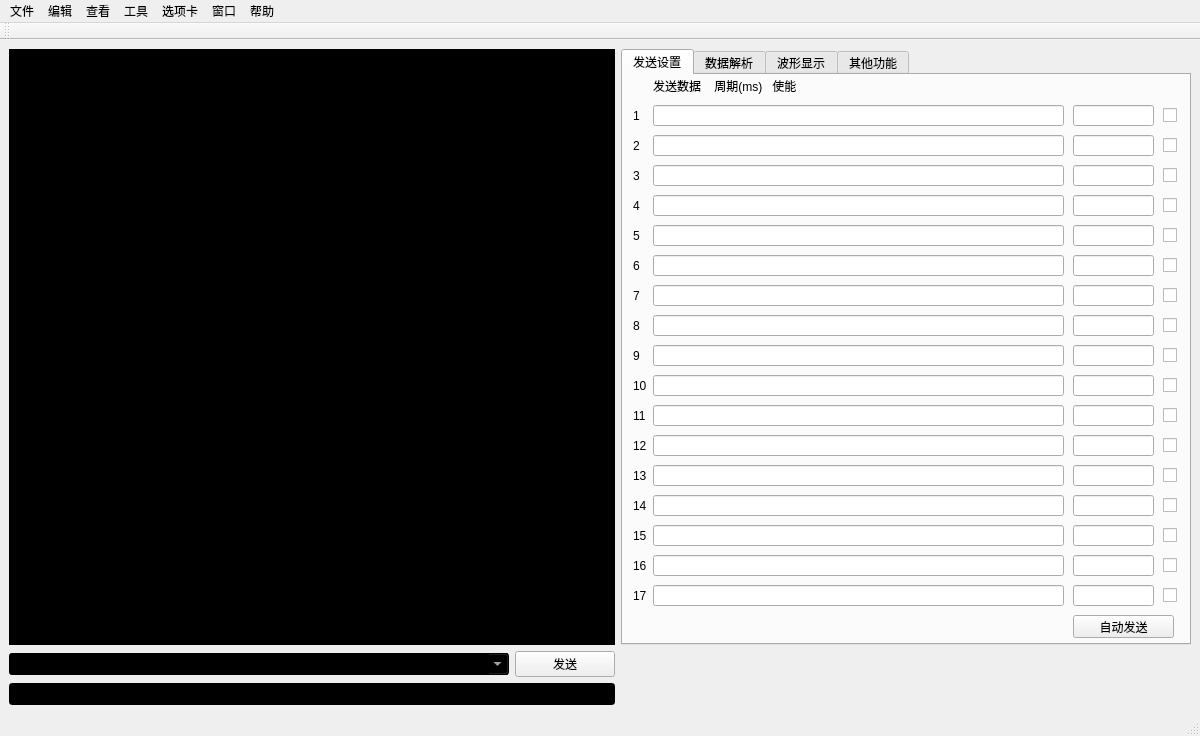
Old version of the form ui/mainwindow.ui in the repository Lancer-zhang/py_serialtool.
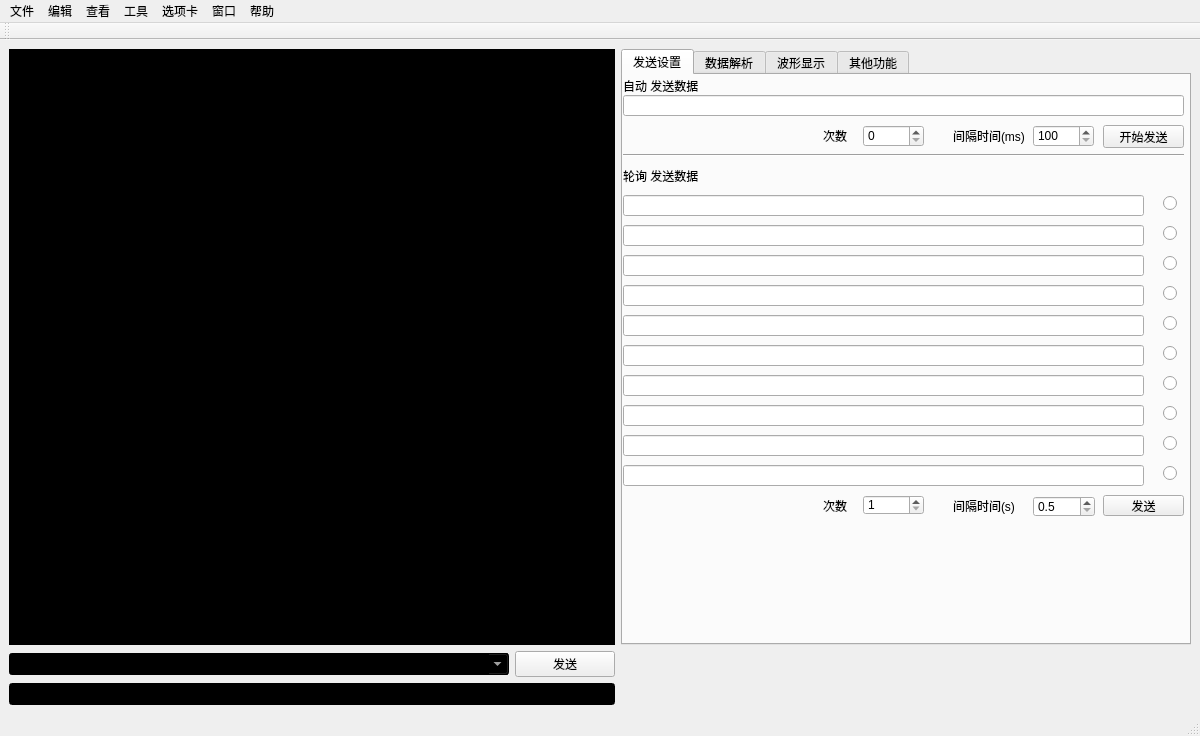
New version of the form.

Commit message: add polling send func.

```diff
--- a/ui/mainwindow.ui
+++ b/ui/mainwindow.ui
@@ -145,329 +145,99 @@
        <widget class="QLineEdit" name="lineEditsend1">
         <property name="geometry">
          <rect>
-          <x>30</x>
-          <y>30</y>
-          <width>411</width>
+          <x>0</x>
+          <y>20</y>
+          <width>561</width>
           <height>21</height>
          </rect>
         </property>
        </widget>
-       <widget class="QCheckBox" name="checkBox1">
-        <property name="geometry">
-         <rect>
-          <x>540</x>
-          <y>30</y>
-          <width>21</width>
-          <height>21</height>
-         </rect>
-        </property>
-        <property name="text">
-         <string/>
-        </property>
-       </widget>
-       <widget class="QLineEdit" name="lineEdittime1">
-        <property name="geometry">
-         <rect>
-          <x>450</x>
-          <y>30</y>
-          <width>81</width>
-          <height>21</height>
-         </rect>
-        </property>
-       </widget>
-       <widget class="QLineEdit" name="lineEdittime2">
-        <property name="geometry">
-         <rect>
-          <x>450</x>
-          <y>60</y>
-          <width>81</width>
-          <height>21</height>
-         </rect>
-        </property>
-       </widget>
-       <widget class="QCheckBox" name="checkBox_2">
-        <property name="geometry">
-         <rect>
-          <x>540</x>
-          <y>60</y>
-          <width>21</width>
-          <height>21</height>
-         </rect>
-        </property>
-        <property name="text">
-         <string/>
-        </property>
-       </widget>
        <widget class="QLineEdit" name="lineEdit_send2">
         <property name="geometry">
          <rect>
-          <x>30</x>
-          <y>60</y>
-          <width>411</width>
+          <x>0</x>
+          <y>120</y>
+          <width>521</width>
           <height>21</height>
          </rect>
         </property>
        </widget>
-       <widget class="QLineEdit" name="lineEdittime3">
-        <property name="geometry">
-         <rect>
-          <x>450</x>
-          <y>90</y>
-          <width>81</width>
-          <height>21</height>
-         </rect>
-        </property>
-       </widget>
-       <widget class="QCheckBox" name="checkBox_3">
-        <property name="geometry">
-         <rect>
-          <x>540</x>
-          <y>90</y>
-          <width>21</width>
-          <height>21</height>
-         </rect>
-        </property>
-        <property name="text">
-         <string/>
-        </property>
-       </widget>
        <widget class="QLineEdit" name="lineEditsend3">
         <property name="geometry">
          <rect>
-          <x>30</x>
-          <y>90</y>
-          <width>411</width>
+          <x>0</x>
+          <y>150</y>
+          <width>521</width>
           <height>21</height>
          </rect>
         </property>
        </widget>
-       <widget class="QLineEdit" name="lineEdittime4">
-        <property name="geometry">
-         <rect>
-          <x>450</x>
-          <y>120</y>
-          <width>81</width>
-          <height>21</height>
-         </rect>
-        </property>
-       </widget>
-       <widget class="QCheckBox" name="checkBox_4">
-        <property name="geometry">
-         <rect>
-          <x>540</x>
-          <y>120</y>
-          <width>21</width>
-          <height>21</height>
-         </rect>
-        </property>
-        <property name="text">
-         <string/>
-        </property>
-       </widget>
        <widget class="QLineEdit" name="lineEditsend4">
         <property name="geometry">
          <rect>
-          <x>30</x>
-          <y>120</y>
-          <width>411</width>
+          <x>0</x>
+          <y>180</y>
+          <width>521</width>
           <height>21</height>
          </rect>
         </property>
        </widget>
-       <widget class="QLineEdit" name="lineEdittime5">
-        <property name="geometry">
-         <rect>
-          <x>450</x>
-          <y>150</y>
-          <width>81</width>
-          <height>21</height>
-         </rect>
-        </property>
-       </widget>
-       <widget class="QCheckBox" name="checkBox_5">
-        <property name="geometry">
-         <rect>
-          <x>540</x>
-          <y>150</y>
-          <width>21</width>
-          <height>21</height>
-         </rect>
-        </property>
-        <property name="text">
-         <string/>
-        </property>
-       </widget>
        <widget class="QLineEdit" name="lineEditsend5">
         <property name="geometry">
          <rect>
-          <x>30</x>
-          <y>150</y>
-          <width>411</width>
+          <x>0</x>
+          <y>210</y>
+          <width>521</width>
           <height>21</height>
          </rect>
         </property>
        </widget>
-       <widget class="QLineEdit" name="lineEdittime6">
-        <property name="geometry">
-         <rect>
-          <x>450</x>
-          <y>180</y>
-          <width>81</width>
-          <height>21</height>
-         </rect>
-        </property>
-       </widget>
-       <widget class="QCheckBox" name="checkBox_6">
-        <property name="geometry">
-         <rect>
-          <x>540</x>
-          <y>180</y>
-          <width>21</width>
-          <height>21</height>
-         </rect>
-        </property>
-        <property name="text">
-         <string/>
-        </property>
-       </widget>
        <widget class="QLineEdit" name="lineEditsend6">
         <property name="geometry">
          <rect>
-          <x>30</x>
-          <y>180</y>
-          <width>411</width>
+          <x>0</x>
+          <y>240</y>
+          <width>521</width>
           <height>21</height>
          </rect>
         </property>
        </widget>
-       <widget class="QLineEdit" name="lineEdittime7">
-        <property name="geometry">
-         <rect>
-          <x>450</x>
-          <y>210</y>
-          <width>81</width>
-          <height>21</height>
-         </rect>
-        </property>
-       </widget>
-       <widget class="QCheckBox" name="checkBox_7">
-        <property name="geometry">
-         <rect>
-          <x>540</x>
-          <y>210</y>
-          <width>21</width>
-          <height>21</height>
-         </rect>
-        </property>
-        <property name="text">
-         <string/>
-        </property>
-       </widget>
        <widget class="QLineEdit" name="lineEditsend7">
         <property name="geometry">
          <rect>
-          <x>30</x>
-          <y>210</y>
-          <width>411</width>
+          <x>0</x>
+          <y>270</y>
+          <width>521</width>
           <height>21</height>
          </rect>
         </property>
        </widget>
-       <widget class="QLineEdit" name="lineEdittime8">
-        <property name="geometry">
-         <rect>
-          <x>450</x>
-          <y>240</y>
-          <width>81</width>
-          <height>21</height>
-         </rect>
-        </property>
-       </widget>
-       <widget class="QCheckBox" name="checkBox_8">
-        <property name="geometry">
-         <rect>
-          <x>540</x>
-          <y>240</y>
-          <width>21</width>
-          <height>21</height>
-         </rect>
-        </property>
-        <property name="text">
-         <string/>
-        </property>
-       </widget>
        <widget class="QLineEdit" name="lineEditsend8">
         <property name="geometry">
          <rect>
-          <x>30</x>
-          <y>240</y>
-          <width>411</width>
+          <x>0</x>
+          <y>300</y>
+          <width>521</width>
           <height>21</height>
          </rect>
         </property>
        </widget>
-       <widget class="QLineEdit" name="lineEdittime9">
-        <property name="geometry">
-         <rect>
-          <x>450</x>
-          <y>270</y>
-          <width>81</width>
-          <height>21</height>
-         </rect>
-        </property>
-       </widget>
-       <widget class="QCheckBox" name="checkBox_9">
-        <property name="geometry">
-         <rect>
-          <x>540</x>
-          <y>270</y>
-          <width>21</width>
-          <height>21</height>
-         </rect>
-        </property>
-        <property name="text">
-         <string/>
-        </property>
-       </widget>
        <widget class="QLineEdit" name="lineEditsend9">
         <property name="geometry">
          <rect>
-          <x>30</x>
-          <y>270</y>
-          <width>411</width>
+          <x>0</x>
+          <y>330</y>
+          <width>521</width>
           <height>21</height>
          </rect>
         </property>
        </widget>
-       <widget class="QLineEdit" name="lineEdittime10">
-        <property name="geometry">
-         <rect>
-          <x>450</x>
-          <y>300</y>
-          <width>81</width>
-          <height>21</height>
-         </rect>
-        </property>
-       </widget>
-       <widget class="QCheckBox" name="checkBox_10">
-        <property name="geometry">
-         <rect>
-          <x>540</x>
-          <y>300</y>
-          <width>21</width>
-          <height>21</height>
-         </rect>
-        </property>
-        <property name="text">
-         <string/>
-        </property>
-       </widget>
        <widget class="QLineEdit" name="lineEditsend10">
         <property name="geometry">
          <rect>
-          <x>30</x>
-          <y>300</y>
-          <width>411</width>
+          <x>0</x>
+          <y>360</y>
+          <width>521</width>
           <height>21</height>
          </rect>
         </property>
@@ -475,15 +245,15 @@
        <widget class="QPushButton" name="buttonSend_2">
         <property name="geometry">
          <rect>
-          <x>450</x>
-          <y>540</y>
-          <width>101</width>
+          <x>480</x>
+          <y>50</y>
+          <width>81</width>
           <height>23</height>
          </rect>
         </property>
         <property name="minimumSize">
          <size>
-          <width>100</width>
+          <width>0</width>
           <height>0</height>
          </size>
         </property>
@@ -494,236 +264,15 @@
          </size>
         </property>
         <property name="text">
-         <string>自动发送</string>
+         <string>开始发送</string>
         </property>
        </widget>
        <widget class="QLineEdit" name="lineEdittime5_2">
         <property name="geometry">
          <rect>
-          <x>450</x>
-          <y>360</y>
-          <width>81</width>
-          <height>21</height>
-         </rect>
-        </property>
-       </widget>
-       <widget class="QCheckBox" name="checkBox_11">
-        <property name="geometry">
-         <rect>
-          <x>540</x>
+          <x>0</x>
           <y>390</y>
-          <width>21</width>
-          <height>21</height>
-         </rect>
-        </property>
-        <property name="text">
-         <string/>
-        </property>
-       </widget>
-       <widget class="QLineEdit" name="lineEditsend4_2">
-        <property name="geometry">
-         <rect>
-          <x>30</x>
-          <y>330</y>
-          <width>411</width>
-          <height>21</height>
-         </rect>
-        </property>
-       </widget>
-       <widget class="QLineEdit" name="lineEdittime4_2">
-        <property name="geometry">
-         <rect>
-          <x>450</x>
-          <y>330</y>
-          <width>81</width>
-          <height>21</height>
-         </rect>
-        </property>
-       </widget>
-       <widget class="QCheckBox" name="checkBox_12">
-        <property name="geometry">
-         <rect>
-          <x>540</x>
-          <y>450</y>
-          <width>21</width>
-          <height>21</height>
-         </rect>
-        </property>
-        <property name="text">
-         <string/>
-        </property>
-       </widget>
-       <widget class="QLineEdit" name="lineEditsend8_2">
-        <property name="geometry">
-         <rect>
-          <x>30</x>
-          <y>450</y>
-          <width>411</width>
-          <height>21</height>
-         </rect>
-        </property>
-       </widget>
-       <widget class="QCheckBox" name="checkBox_13">
-        <property name="geometry">
-         <rect>
-          <x>540</x>
-          <y>510</y>
-          <width>21</width>
-          <height>21</height>
-         </rect>
-        </property>
-        <property name="text">
-         <string/>
-        </property>
-       </widget>
-       <widget class="QCheckBox" name="checkBox_14">
-        <property name="geometry">
-         <rect>
-          <x>540</x>
-          <y>420</y>
-          <width>21</width>
-          <height>21</height>
-         </rect>
-        </property>
-        <property name="text">
-         <string/>
-        </property>
-       </widget>
-       <widget class="QCheckBox" name="checkBox_15">
-        <property name="geometry">
-         <rect>
-          <x>540</x>
-          <y>360</y>
-          <width>21</width>
-          <height>21</height>
-         </rect>
-        </property>
-        <property name="text">
-         <string/>
-        </property>
-       </widget>
-       <widget class="QLineEdit" name="lineEditsend9_2">
-        <property name="geometry">
-         <rect>
-          <x>30</x>
-          <y>480</y>
-          <width>411</width>
-          <height>21</height>
-         </rect>
-        </property>
-       </widget>
-       <widget class="QCheckBox" name="checkBox_16">
-        <property name="geometry">
-         <rect>
-          <x>540</x>
-          <y>330</y>
-          <width>21</width>
-          <height>21</height>
-         </rect>
-        </property>
-        <property name="text">
-         <string/>
-        </property>
-       </widget>
-       <widget class="QLineEdit" name="lineEdittime9_2">
-        <property name="geometry">
-         <rect>
-          <x>450</x>
-          <y>480</y>
-          <width>81</width>
-          <height>21</height>
-         </rect>
-        </property>
-       </widget>
-       <widget class="QLineEdit" name="lineEditsend6_2">
-        <property name="geometry">
-         <rect>
-          <x>30</x>
-          <y>390</y>
-          <width>411</width>
-          <height>21</height>
-         </rect>
-        </property>
-       </widget>
-       <widget class="QLineEdit" name="lineEdittime6_2">
-        <property name="geometry">
-         <rect>
-          <x>450</x>
-          <y>390</y>
-          <width>81</width>
-          <height>21</height>
-         </rect>
-        </property>
-       </widget>
-       <widget class="QLineEdit" name="lineEdittime8_2">
-        <property name="geometry">
-         <rect>
-          <x>450</x>
-          <y>450</y>
-          <width>81</width>
-          <height>21</height>
-         </rect>
-        </property>
-       </widget>
-       <widget class="QCheckBox" name="checkBox_17">
-        <property name="geometry">
-         <rect>
-          <x>540</x>
-          <y>480</y>
-          <width>21</width>
-          <height>21</height>
-         </rect>
-        </property>
-        <property name="text">
-         <string/>
-        </property>
-       </widget>
-       <widget class="QLineEdit" name="lineEditsend7_2">
-        <property name="geometry">
-         <rect>
-          <x>30</x>
-          <y>420</y>
-          <width>411</width>
-          <height>21</height>
-         </rect>
-        </property>
-       </widget>
-       <widget class="QLineEdit" name="lineEditsend10_2">
-        <property name="geometry">
-         <rect>
-          <x>30</x>
-          <y>510</y>
-          <width>411</width>
-          <height>21</height>
-         </rect>
-        </property>
-       </widget>
-       <widget class="QLineEdit" name="lineEditsend5_2">
-        <property name="geometry">
-         <rect>
-          <x>30</x>
-          <y>360</y>
-          <width>411</width>
-          <height>21</height>
-         </rect>
-        </property>
-       </widget>
-       <widget class="QLineEdit" name="lineEdittime7_2">
-        <property name="geometry">
-         <rect>
-          <x>450</x>
-          <y>420</y>
-          <width>81</width>
-          <height>21</height>
-         </rect>
-        </property>
-       </widget>
-       <widget class="QLineEdit" name="lineEdittime10_2">
-        <property name="geometry">
-         <rect>
-          <x>450</x>
-          <y>510</y>
-          <width>81</width>
+          <width>521</width>
           <height>21</height>
          </rect>
         </property>
@@ -731,235 +280,317 @@
        <widget class="QLabel" name="label_17">
         <property name="geometry">
          <rect>
-          <x>30</x>
+          <x>0</x>
           <y>0</y>
-          <width>281</width>
+          <width>431</width>
           <height>21</height>
          </rect>
         </property>
         <property name="text">
-         <string>发送数据    周期(ms)   使能</string>
+         <string>自动 发送数据                                                  </string>
+        </property>
+       </widget>
+       <widget class="Line" name="line">
+        <property name="geometry">
+         <rect>
+          <x>0</x>
+          <y>70</y>
+          <width>561</width>
+          <height>20</height>
+         </rect>
+        </property>
+        <property name="orientation">
+         <enum>Qt::Horizontal</enum>
         </property>
        </widget>
        <widget class="QLabel" name="label_18">
         <property name="geometry">
          <rect>
-          <x>10</x>
-          <y>30</y>
-          <width>21</width>
+          <x>0</x>
+          <y>90</y>
+          <width>151</width>
           <height>21</height>
          </rect>
         </property>
         <property name="text">
-         <string>1</string>
+         <string>轮询 发送数据</string>
+        </property>
+       </widget>
+       <widget class="QPushButton" name="buttonSend_3">
+        <property name="geometry">
+         <rect>
+          <x>480</x>
+          <y>420</y>
+          <width>81</width>
+          <height>21</height>
+         </rect>
+        </property>
+        <property name="minimumSize">
+         <size>
+          <width>0</width>
+          <height>0</height>
+         </size>
+        </property>
+        <property name="maximumSize">
+         <size>
+          <width>150</width>
+          <height>16777215</height>
+         </size>
+        </property>
+        <property name="text">
+         <string>发送</string>
+        </property>
+       </widget>
+       <widget class="QSpinBox" name="spinBoxcnt1">
+        <property name="geometry">
+         <rect>
+          <x>240</x>
+          <y>50</y>
+          <width>61</width>
+          <height>22</height>
+         </rect>
+        </property>
+        <property name="maximum">
+         <number>999</number>
+        </property>
+       </widget>
+       <widget class="QSpinBox" name="spinBoxcnt2">
+        <property name="geometry">
+         <rect>
+          <x>240</x>
+          <y>420</y>
+          <width>61</width>
+          <height>20</height>
+         </rect>
+        </property>
+        <property name="minimum">
+         <number>1</number>
+        </property>
+        <property name="maximum">
+         <number>999</number>
+        </property>
+       </widget>
+       <widget class="QSpinBox" name="spinBoxtime1">
+        <property name="geometry">
+         <rect>
+          <x>410</x>
+          <y>50</y>
+          <width>61</width>
+          <height>22</height>
+         </rect>
+        </property>
+        <property name="minimum">
+         <number>100</number>
+        </property>
+        <property name="maximum">
+         <number>2000</number>
+        </property>
+        <property name="singleStep">
+         <number>100</number>
         </property>
        </widget>
        <widget class="QLabel" name="label_19">
         <property name="geometry">
          <rect>
-          <x>10</x>
-          <y>60</y>
-          <width>21</width>
+          <x>330</x>
+          <y>420</y>
+          <width>81</width>
           <height>21</height>
          </rect>
         </property>
         <property name="text">
-         <string>2</string>
+         <string>间隔时间(s)</string>
+        </property>
+       </widget>
+       <widget class="QDoubleSpinBox" name="doubleSpinBoxtime">
+        <property name="geometry">
+         <rect>
+          <x>410</x>
+          <y>421</y>
+          <width>62</width>
+          <height>21</height>
+         </rect>
+        </property>
+        <property name="decimals">
+         <number>1</number>
+        </property>
+        <property name="minimum">
+         <double>0.500000000000000</double>
+        </property>
+        <property name="maximum">
+         <double>5.000000000000000</double>
+        </property>
+        <property name="singleStep">
+         <double>0.500000000000000</double>
         </property>
        </widget>
        <widget class="QLabel" name="label_20">
         <property name="geometry">
          <rect>
-          <x>10</x>
-          <y>120</y>
-          <width>21</width>
+          <x>200</x>
+          <y>420</y>
+          <width>41</width>
           <height>21</height>
          </rect>
         </property>
         <property name="text">
-         <string>4</string>
+         <string>次数</string>
         </property>
        </widget>
        <widget class="QLabel" name="label_21">
         <property name="geometry">
          <rect>
-          <x>10</x>
-          <y>90</y>
-          <width>21</width>
+          <x>330</x>
+          <y>50</y>
+          <width>81</width>
           <height>21</height>
          </rect>
         </property>
         <property name="text">
-         <string>3</string>
+         <string>间隔时间(ms)</string>
         </property>
        </widget>
        <widget class="QLabel" name="label_22">
         <property name="geometry">
          <rect>
-          <x>10</x>
-          <y>240</y>
-          <width>21</width>
+          <x>200</x>
+          <y>50</y>
+          <width>41</width>
           <height>21</height>
          </rect>
         </property>
         <property name="text">
-         <string>8</string>
+         <string>次数</string>
         </property>
        </widget>
-       <widget class="QLabel" name="label_23">
+       <widget class="QRadioButton" name="radioButton">
         <property name="geometry">
          <rect>
-          <x>10</x>
-          <y>210</y>
-          <width>21</width>
-          <height>21</height>
+          <x>540</x>
+          <y>120</y>
+          <width>16</width>
+          <height>16</height>
          </rect>
         </property>
         <property name="text">
-         <string>7</string>
+         <string/>
         </property>
        </widget>
-       <widget class="QLabel" name="label_24">
+       <widget class="QRadioButton" name="radioButton_2">
         <property name="geometry">
          <rect>
-          <x>10</x>
-          <y>180</y>
-          <width>21</width>
-          <height>21</height>
-         </rect>
-        </property>
-        <property name="text">
-         <string>6</string>
-        </property>
-       </widget>
-       <widget class="QLabel" name="label_25">
-        <property name="geometry">
-         <rect>
-          <x>10</x>
+          <x>540</x>
           <y>150</y>
-          <width>21</width>
-          <height>21</height>
+          <width>16</width>
+          <height>16</height>
          </rect>
         </property>
         <property name="text">
-         <string>5</string>
+         <string/>
         </property>
        </widget>
-       <widget class="QLabel" name="label_26">
+       <widget class="QRadioButton" name="radioButton_3">
         <property name="geometry">
          <rect>
-          <x>10</x>
-          <y>390</y>
-          <width>21</width>
-          <height>21</height>
+          <x>540</x>
+          <y>180</y>
+          <width>16</width>
+          <height>16</height>
          </rect>
         </property>
         <property name="text">
-         <string>13</string>
+         <string/>
         </property>
        </widget>
-       <widget class="QLabel" name="label_27">
+       <widget class="QRadioButton" name="radioButton_4">
         <property name="geometry">
          <rect>
-          <x>10</x>
-          <y>360</y>
-          <width>21</width>
-          <height>21</height>
+          <x>540</x>
+          <y>210</y>
+          <width>16</width>
+          <height>16</height>
          </rect>
         </property>
         <property name="text">
-         <string>12</string>
+         <string/>
         </property>
        </widget>
-       <widget class="QLabel" name="label_28">
+       <widget class="QRadioButton" name="radioButton_5">
         <property name="geometry">
          <rect>
-          <x>10</x>
-          <y>420</y>
-          <width>21</width>
-          <height>21</height>
-         </rect>
-        </property>
-        <property name="text">
-         <string>14</string>
-        </property>
-       </widget>
-       <widget class="QLabel" name="label_29">
-        <property name="geometry">
-         <rect>
-          <x>10</x>
+          <x>540</x>
           <y>330</y>
-          <width>21</width>
-          <height>21</height>
+          <width>16</width>
+          <height>16</height>
          </rect>
         </property>
         <property name="text">
-         <string>11</string>
+         <string/>
         </property>
        </widget>
-       <widget class="QLabel" name="label_30">
+       <widget class="QRadioButton" name="radioButton_6">
         <property name="geometry">
          <rect>
-          <x>10</x>
-          <y>450</y>
-          <width>21</width>
-          <height>21</height>
+          <x>540</x>
+          <y>240</y>
+          <width>16</width>
+          <height>16</height>
          </rect>
         </property>
         <property name="text">
-         <string>15</string>
+         <string/>
         </property>
        </widget>
-       <widget class="QLabel" name="label_31">
+       <widget class="QRadioButton" name="radioButton_7">
         <property name="geometry">
          <rect>
-          <x>10</x>
-          <y>300</y>
-          <width>21</width>
-          <height>21</height>
-         </rect>
-        </property>
-        <property name="text">
-         <string>10</string>
-        </property>
-       </widget>
-       <widget class="QLabel" name="label_32">
-        <property name="geometry">
-         <rect>
-          <x>10</x>
-          <y>480</y>
-          <width>21</width>
-          <height>21</height>
-         </rect>
-        </property>
-        <property name="text">
-         <string>16</string>
-        </property>
-       </widget>
-       <widget class="QLabel" name="label_33">
-        <property name="geometry">
-         <rect>
-          <x>10</x>
+          <x>540</x>
           <y>270</y>
-          <width>21</width>
-          <height>21</height>
+          <width>16</width>
+          <height>16</height>
          </rect>
         </property>
         <property name="text">
-         <string>9</string>
+         <string/>
         </property>
        </widget>
-       <widget class="QLabel" name="label_34">
+       <widget class="QRadioButton" name="radioButton_8">
         <property name="geometry">
          <rect>
-          <x>10</x>
-          <y>510</y>
-          <width>21</width>
-          <height>21</height>
+          <x>540</x>
+          <y>300</y>
+          <width>16</width>
+          <height>16</height>
          </rect>
         </property>
         <property name="text">
-         <string>17</string>
+         <string/>
+        </property>
+       </widget>
+       <widget class="QRadioButton" name="radioButton_9">
+        <property name="geometry">
+         <rect>
+          <x>540</x>
+          <y>390</y>
+          <width>16</width>
+          <height>16</height>
+         </rect>
+        </property>
+        <property name="text">
+         <string/>
+        </property>
+       </widget>
+       <widget class="QRadioButton" name="radioButton_10">
+        <property name="geometry">
+         <rect>
+          <x>540</x>
+          <y>360</y>
+          <width>16</width>
+          <height>16</height>
+         </rect>
+        </property>
+        <property name="text">
+         <string/>
         </property>
        </widget>
       </widget>
```
Left out of the diff: 2 changed lines with no effect on the pictures. The commit also changes 6 other files.
